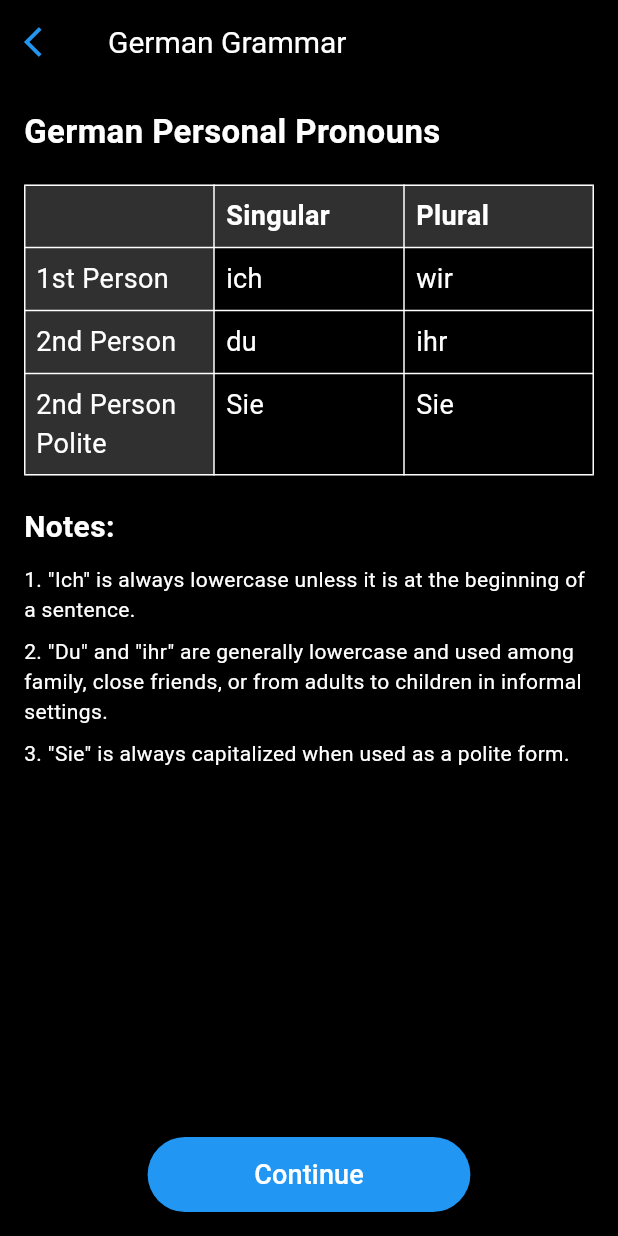
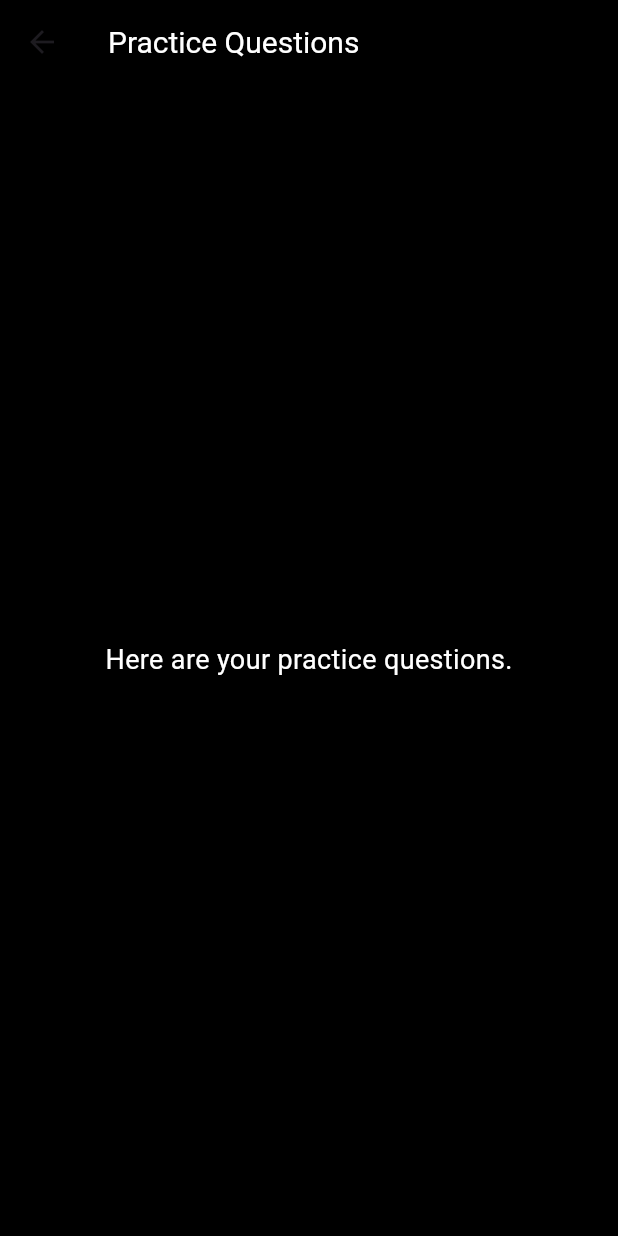
Before and after one commit to dopeCoded/bero, a Flutter app: the LectureScreen screen opened directly, after a tap on "Continue", on a phone screen of 412 x 824 dp. Run offline on Flutter 3.47's test engine with Material 3 defaults, Android fonts, the light colour scheme and no system bars.

Commit message:
navigation to a question screen

```diff
--- a/lib/lecture.dart
+++ b/lib/lecture.dart
@@ -1,4 +1,5 @@
 import 'package:flutter/material.dart';
+import 'question.dart';
 
 class LectureScreen extends StatelessWidget {
   const LectureScreen({Key? key}) : super(key: key);
@@ -60,7 +61,10 @@ class LectureScreen extends StatelessWidget {
               padding: EdgeInsets.all(16),
               child: ElevatedButton(
                 onPressed: () {
-                  // Navigate to the next screen (questions)
+                  Navigator.push(
+                    context,
+                    MaterialPageRoute(builder: (context) => QuestionScreen()),
+                  );
                 },
                 child: Text('Continue', style: TextStyle(fontSize: 18)),
                 style: ElevatedButton.styleFrom(
--- /dev/null
+++ b/lib/question.dart
@@ -0,0 +1,20 @@
+import 'package:flutter/material.dart';
+
+class QuestionScreen extends StatelessWidget {
+  @override
+  Widget build(BuildContext context) {
+    return Scaffold(
+      appBar: AppBar(
+        backgroundColor: Colors.black,
+        title: Text('Practice Questions', style: TextStyle(color: Colors.white)),
+      ),
+      backgroundColor: Colors.black,
+      body: Center(
+        child: Text(
+          'Here are your practice questions.',
+          style: TextStyle(fontSize: 18, color: Colors.white),
+        ),
+      ),
+    );
+  }
+}
```
